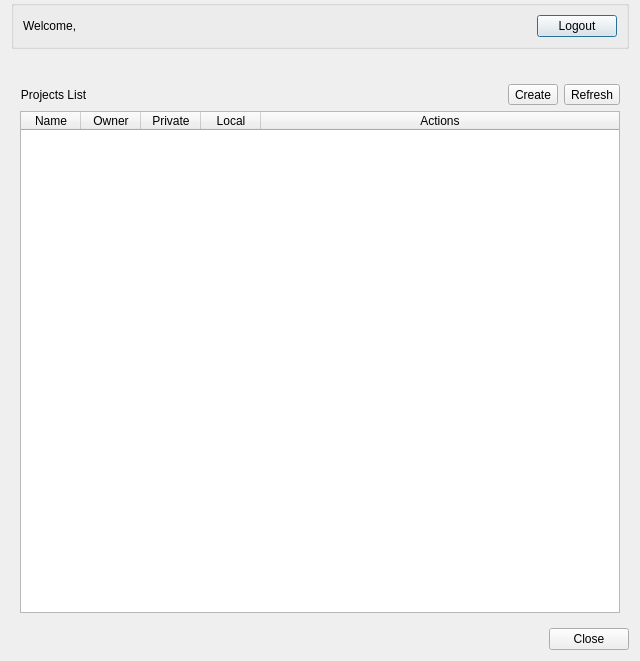
Old version of the form qfieldsync/ui/cloud_projects_dialog.ui in the repository opengisch/qfieldsync.
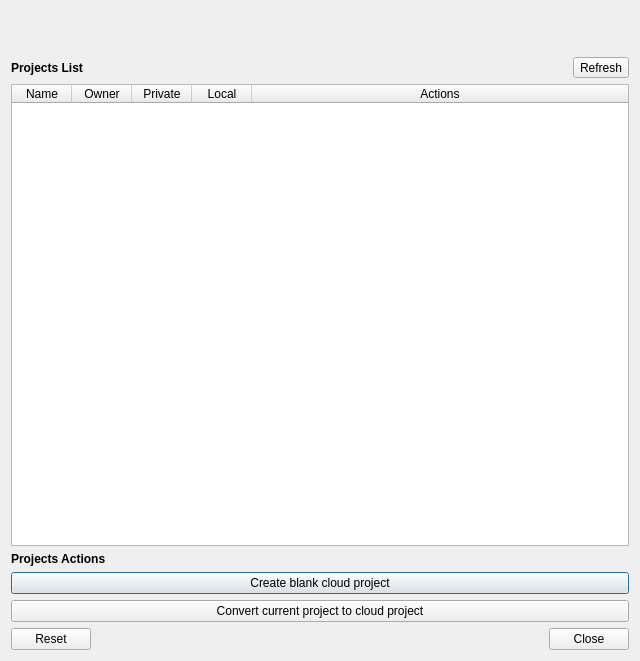
New version of the form. Icons and pictures are not drawn.

Commit message: Various improvements to the cloud projects dialog: - Add a convert current project to cloud project button - Rework margins to save some white space and harmonize with other dialogs across QGIS

```diff
--- a/qfieldsync/ui/cloud_projects_dialog.ui
+++ b/qfieldsync/ui/cloud_projects_dialog.ui
@@ -14,33 +14,17 @@
    <string>QFieldCloud Projects Overview</string>
   </property>
   <layout class="QVBoxLayout" name="verticalLayout">
-   <property name="topMargin">
-    <number>0</number>
-   </property>
    <item>
-    <widget class="QGroupBox" name="verticalGroupBox">
-     <layout class="QVBoxLayout" name="verticalLayout_4">
-      <item>
-       <layout class="QHBoxLayout" name="logoutHLayout">
+     <layout class="QHBoxLayout" name="headerHLayout">
         <item>
          <widget class="QLabel" name="welcomeLabel">
           <property name="text">
-           <string>Welcome,</string>
+          <string></string>
           </property>
          </widget>
         </item>
         <item>
-         <widget class="QLabel" name="welcomeLabelValue">
-          <property name="font">
-           <font>
-            <weight>75</weight>
-            <bold>true</bold>
-           </font>
-          </property>
-         </widget>
-        </item>
-        <item>
-         <spacer name="logoutHSpacer">
+        <spacer name="headerHSpacer">
           <property name="orientation">
            <enum>Qt::Horizontal</enum>
           </property>
@@ -52,20 +36,7 @@
           </property>
          </spacer>
         </item>
-        <item>
-         <widget class="QPushButton" name="logoutButton">
-          <property name="toolTip">
-           <string>Logout and close dialog</string>
-          </property>
-          <property name="text">
-           <string>Logout</string>
-          </property>
-         </widget>
-        </item>
-       </layout>
-      </item>
-     </layout>
-    </widget>
+     </layout>
    </item>
    <item>
     <widget class="QLabel" name="feedbackLabel">
@@ -102,6 +73,18 @@
        </sizepolicy>
       </property>
       <layout class="QVBoxLayout" name="verticalLayout_2">
+       <property name="leftMargin">
+        <number>0</number>
+       </property>
+       <property name="topMargin">
+        <number>0</number>
+       </property>
+       <property name="rightMargin">
+        <number>0</number>
+       </property>
+       <property name="bottomMargin">
+        <number>0</number>
+       </property>
        <item>
         <layout class="QHBoxLayout" name="projectsSelectButtonLayout" stretch="0,0,0,0">
          <item>
@@ -109,8 +92,11 @@
            <property name="text">
             <string>Projects List</string>
            </property>
-           <property name="alignment">
-            <set>Qt::AlignCenter</set>
+           <property name="font">
+            <font>
+             <weight>75</weight>
+             <bold>true</bold>
+            </font>
            </property>
           </widget>
          </item>
@@ -127,20 +113,6 @@
            </property>
           </spacer>
          </item>
-         <item>
-          <widget class="QToolButton" name="createButton">
-           <property name="toolTip">
-            <string>Create New QFieldCloud Project</string>
-           </property>
-           <property name="text">
-            <string>Create</string>
-           </property>
-           <property name="icon">
-            <iconset>
-             <normaloff>../resources/add.svg</normaloff>../resources/add.svg</iconset>
-           </property>
-          </widget>
-         </item>
          <item>
           <widget class="QToolButton" name="refreshButton">
            <property name="toolTip">
@@ -219,6 +191,39 @@
          </column>
         </widget>
        </item>
+       <item>
+       <widget class="QLabel" name="projectsActionLabel">
+         <property name="text">
+         <string>Projects Actions</string>
+         </property>
+         <property name="font">
+         <font>
+           <weight>75</weight>
+           <bold>true</bold>
+         </font>
+         </property>
+       </widget>
+       </item>
+       <item>
+       <widget class="QPushButton" name="createButton">
+         <property name="toolTip">
+         <string>Create Blank QFieldCloud Project</string>
+         </property>
+         <property name="text">
+         <string>Create blank cloud project</string>
+         </property>
+       </widget>
+       </item>
+       <item>
+       <widget class="QPushButton" name="convertButton">
+         <property name="toolTip">
+         <string>Convert Current Project to Cloud Project</string>
+         </property>
+         <property name="text">
+         <string>Convert current project to cloud project</string>
+         </property>
+       </widget>
+       </item>
       </layout>
      </widget>
      <widget class="QWidget" name="projectsFormPage">
@@ -636,7 +641,7 @@
    <item>
     <widget class="QDialogButtonBox" name="buttonBox">
      <property name="standardButtons">
-      <set>QDialogButtonBox::Close</set>
+      <set>QDialogButtonBox::Close|QDialogButtonBox::Reset</set>
      </property>
     </widget>
    </item>
```
Left out of the diff: 3 changed lines with no effect on the pictures. Lines whose indentation alone changed are shown as unchanged. The commit also changes 1 other file.
